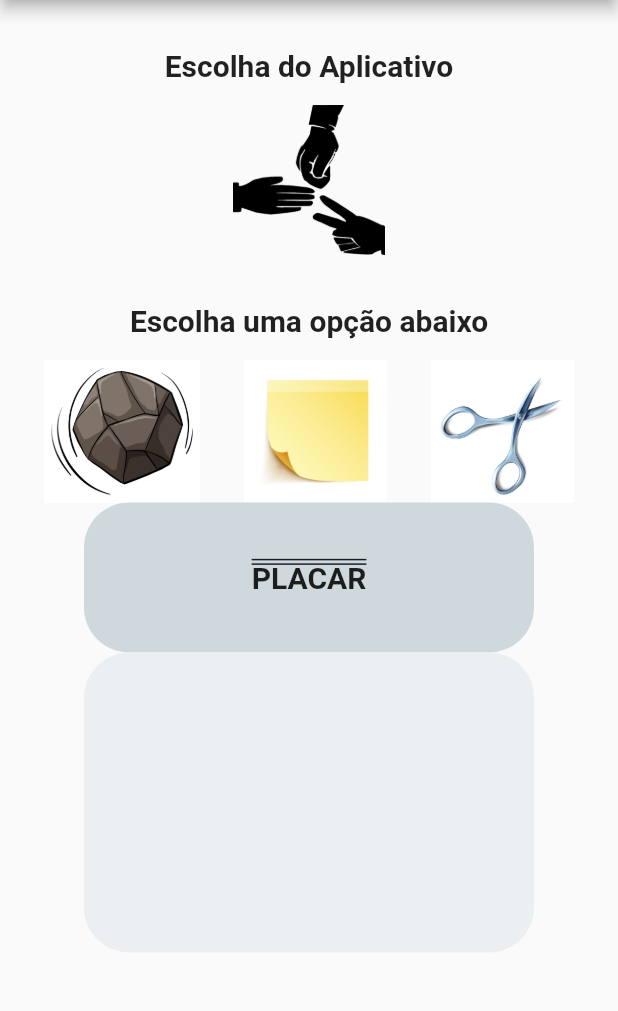
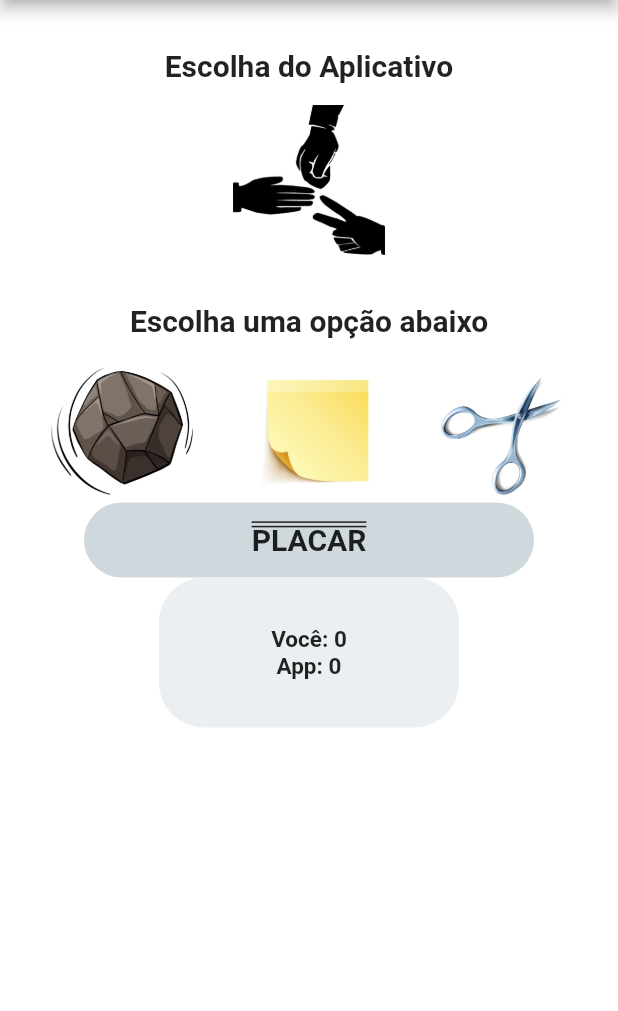
Before and after one commit to LeticiaBHB/jokenpoflutter, a Flutter app: the screen it shows after launch, on a phone screen of 412 x 824 dp, the part 84-1095 px from its top. Run offline on Flutter 3.47's test engine with Material 2 defaults, Android fonts, the phone set to English and light mode, and no system bars.

Commit message:
Update jogo.dart

```diff
--- a/lib/jogo.dart
+++ b/lib/jogo.dart
@@ -12,11 +12,14 @@ class Jogo extends StatefulWidget {
 class _JogoState extends State<Jogo> {
   var _imagemApp = AssetImage("assets/inicio.png");
   var _mensasem = "Escolha uma opção abaixo";
-
+  int playerScore = 0;
+  int appScore = 0;
   void opcaoSelecionada(String escolhaUsuario) {
     var opcoes = ["pedra", "papel", "tesoura"];
     var numero = Random().nextInt(3);
     var escolhaApp = opcoes[numero];
+
+
     switch (escolhaApp) {
       case "pedra":
         setState(() {
@@ -39,12 +42,14 @@ class _JogoState extends State<Jogo> {
         (escolhaUsuario == "papel" && escolhaApp == "pedra")) {
       setState(() {
         this._mensasem = "parabéns!! você ganhou";
+        playerScore++;
       });
     } else if ((escolhaApp == "pedra" && escolhaUsuario == "tesoura") ||
         (escolhaApp == "tesoura" && escolhaUsuario == "papel") ||
         (escolhaApp == "papel" && escolhaUsuario == "pedra")) {
       setState(() {
         this._mensasem = "você perdeu";
+        appScore++;
       });
     } else {
       setState(() {
@@ -56,6 +61,7 @@ class _JogoState extends State<Jogo> {
   @override
   Widget build(BuildContext context) {
     return Scaffold(
+      backgroundColor: Colors.white,
         appBar: AppBar(
             title: Text("JokenPo"),
           backgroundColor: Colors.blueGrey,
@@ -116,7 +122,7 @@ class _JogoState extends State<Jogo> {
             ),
             Container(
               width: 300.0,
-              height: 100.0,
+              height: 50.0,
               decoration: BoxDecoration(
                 borderRadius: BorderRadius.all(Radius.circular(30)),
                 color: Colors.blueGrey[100],
@@ -135,11 +141,33 @@ class _JogoState extends State<Jogo> {
               ),
             ),
             Container(
-              width: 300.0,
-              height: 200.0,
+              width: 200.0,
+              height: 100.0,
               decoration: BoxDecoration(
                 borderRadius: BorderRadius.all(Radius.circular(30)),
                 color: Colors.blueGrey[50],
+              ),
+              child: Center(
+                child: Column(
+                  mainAxisAlignment: MainAxisAlignment.center,
+                  children: [
+                    Text(
+                        "Você: $playerScore",
+                        textAlign: TextAlign.center,
+                        style: TextStyle(
+                          fontSize: 15,
+                          fontWeight: FontWeight.bold,
+                        ),
+                      ),
+                    Text("App: $appScore",
+                      textAlign: TextAlign.center,
+                      style: TextStyle(
+                        fontSize: 15,
+                        fontWeight: FontWeight.bold,
+                      ),
+                    ),
+                  ],
+                ),
               ),
             ),
           ],
```
